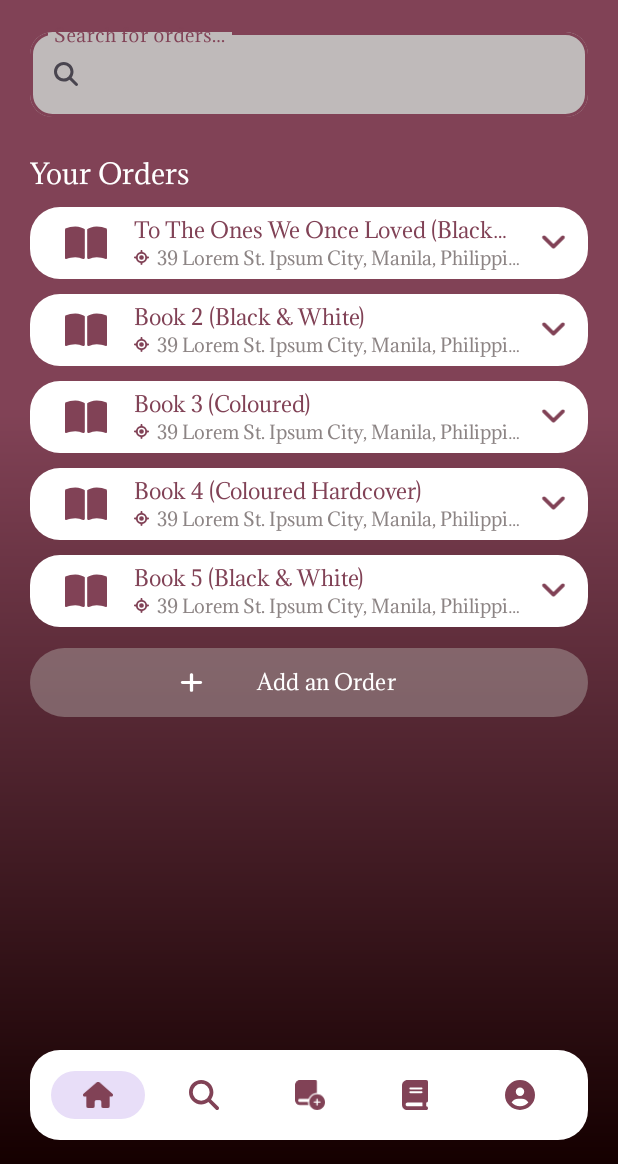
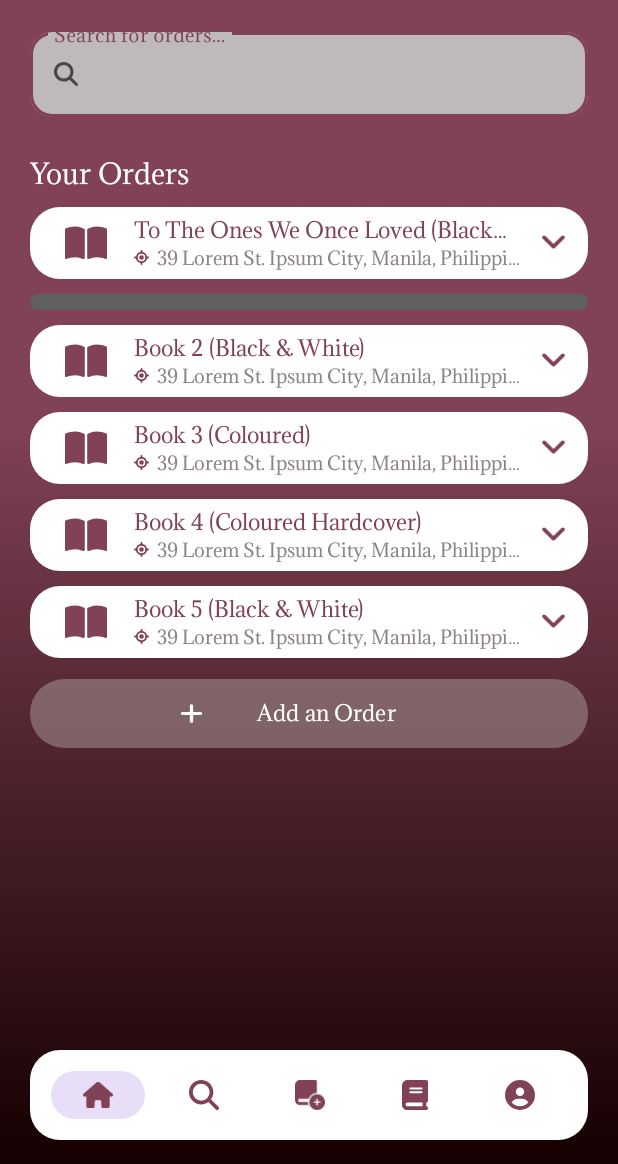
Before and after one commit to n-marcelino/Manuscribe, an Android app: the Cart screen opened directly, with no data from a screen before it, on a phone screen of 412 x 824 dp, the part 72-1236 px from its top. Run offline under Robolectric (Android 15) with nearby library versions, the phone set to English and light mode, and no system bars.

Commit message:
added id to dropdown

```diff
--- a/app/src/main/res/layout/activity_cart.xml
+++ b/app/src/main/res/layout/activity_cart.xml
@@ -172,154 +172,25 @@
             app:tint="@color/manu" />
 
         <!-- Additional details layout (initially hidden) -->
-        <LinearLayout
-            android:id="@+id/order1_details"
-            android:layout_width="match_parent"
-            android:layout_height="wrap_content"
-            android:orientation="vertical"
-            android:paddingStart="8dp"
-            android:paddingTop="8dp"
-            android:paddingEnd="8dp"
-            android:visibility="gone">
+    </LinearLayout>
 
-            <!-- Details rows -->
-            <LinearLayout
-                android:layout_width="match_parent"
-                android:layout_height="wrap_content"
-                android:orientation="vertical">
-
-                <TextView
-                    android:layout_width="wrap_content"
-                    android:layout_height="wrap_content"
-                    android:text="Trim Size:" />
-
-                <TextView
-                    android:layout_width="wrap_content"
-                    android:layout_height="wrap_content"
-                    android:paddingStart="8dp"
-                    android:text="5x8" />
-            </LinearLayout>
-
-            <LinearLayout
-                android:layout_width="match_parent"
-                android:layout_height="wrap_content"
-                android:orientation="vertical">
-
-                <TextView
-                    android:layout_width="wrap_content"
-                    android:layout_height="wrap_content"
-                    android:text="Cover:" />
-
-                <TextView
-                    android:layout_width="wrap_content"
-                    android:layout_height="wrap_content"
-                    android:paddingStart="8dp"
-                    android:text="Softcover" />
-            </LinearLayout>
-
-            <LinearLayout
-                android:layout_width="match_parent"
-                android:layout_height="wrap_content"
-                android:orientation="vertical">
-
-                <TextView
-                    android:layout_width="wrap_content"
-                    android:layout_height="wrap_content"
-                    android:text="Minimum Page #:" />
-
-                <TextView
-                    android:layout_width="wrap_content"
-                    android:layout_height="wrap_content"
-                    android:paddingStart="8dp"
-                    android:text="48" />
-            </LinearLayout>
-
-            <LinearLayout
-                android:layout_width="match_parent"
-                android:layout_height="wrap_content"
-                android:orientation="vertical">
-
-                <TextView
-                    android:layout_width="wrap_content"
-                    android:layout_height="wrap_content"
-                    android:text="Maximum Page #:" />
-
-                <TextView
-                    android:layout_width="wrap_content"
-                    android:layout_height="wrap_content"
-                    android:paddingStart="8dp"
-                    android:text="900" />
-            </LinearLayout>
-
-            <LinearLayout
-                android:layout_width="match_parent"
-                android:layout_height="wrap_content"
-                android:orientation="vertical">
-
-                <TextView
-                    android:layout_width="wrap_content"
-                    android:layout_height="wrap_content"
-                    android:text="Paper Specifications:" />
-
-                <TextView
-                    android:layout_width="wrap_content"
-                    android:layout_height="wrap_content"
-                    android:paddingStart="8dp"
-                    android:text="50lb, acid-free" />
-            </LinearLayout>
-
-            <LinearLayout
-                android:layout_width="match_parent"
-                android:layout_height="wrap_content"
-                android:orientation="vertical">
-
-                <TextView
-                    android:layout_width="wrap_content"
-                    android:layout_height="wrap_content"
-                    android:text="Paper Color:" />
-
-                <TextView
-                    android:layout_width="wrap_content"
-                    android:layout_height="wrap_content"
-                    android:paddingStart="8dp"
-                    android:text="White or Creme" />
-            </LinearLayout>
-
-            <LinearLayout
-                android:layout_width="match_parent"
-                android:layout_height="wrap_content"
-                android:orientation="vertical">
-
-                <TextView
-                    android:layout_width="wrap_content"
-                    android:layout_height="wrap_content"
-                    android:text="Mode of Payment:" />
-
-                <TextView
-                    android:layout_width="wrap_content"
-                    android:layout_height="wrap_content"
-                    android:paddingStart="8dp"
-                    android:text="COD" />
-            </LinearLayout>
-
-            <LinearLayout
-                android:layout_width="match_parent"
-                android:layout_height="wrap_content"
-                android:orientation="vertical">
-
-                <TextView
-                    android:layout_width="wrap_content"
-                    android:layout_height="wrap_content"
-                    android:text="Shipping Address:" />
-
-                <TextView
-                    android:layout_width="wrap_content"
-                    android:layout_height="wrap_content"
-                    android:paddingStart="8dp"
-                    android:text="39 Lorem St. Ipsum City, Manila, Philippines" />
-            </LinearLayout>
-        </LinearLayout>
-    </LinearLayout>
+    <LinearLayout
+        android:id="@+id/order1_details"
+        android:layout_width="0dp"
+        android:layout_height="wrap_content"
+        android:layout_marginStart="20dp"
+        android:layout_marginTop="10dp"
+        android:layout_marginEnd="20dp"
+        android:background="@drawable/bottom_background_light"
+        android:backgroundTint="#606060"
+        android:clickable="true"
+        android:gravity="center_vertical"
+        android:onClick="toggleOrderDetails"
+        android:orientation="horizontal"
+        android:padding="5dp"
+        app:layout_constraintEnd_toEndOf="parent"
+        app:layout_constraintStart_toStartOf="parent"
+        app:layout_constraintTop_toBottomOf="@id/order1"></LinearLayout>
 
     <LinearLayout
         android:id="@+id/order2"
@@ -334,7 +205,7 @@
         android:padding="5dp"
         app:layout_constraintEnd_toEndOf="parent"
         app:layout_constraintStart_toStartOf="parent"
-        app:layout_constraintTop_toBottomOf="@id/order1">
+        app:layout_constraintTop_toBottomOf="@id/order1_details">
 
         <ImageView
             android:layout_width="wrap_content"
```
